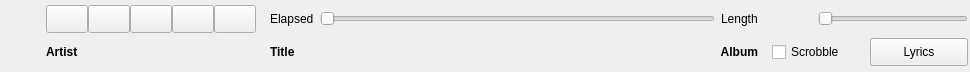
Above: ui/controlpanel.ui from ChaoticConundrum/qmpdclient before the change. Below: the same form after it.
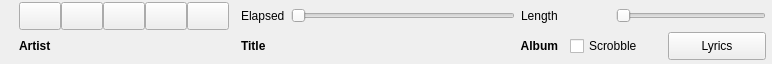
That is the form after the change. Icons and pictures are not drawn. Custom widgets are drawn as their Qt base class.

Commit message: Make the art height dynamic

```diff
--- a/ui/controlpanel.ui
+++ b/ui/controlpanel.ui
@@ -6,32 +6,292 @@
    <rect>
     <x>0</x>
     <y>0</y>
-    <width>970</width>
-    <height>72</height>
+    <width>772</width>
+    <height>64</height>
    </rect>
   </property>
   <property name="windowTitle">
    <string/>
   </property>
-  <layout class="QGridLayout" name="gridLayout">
+  <layout class="QHBoxLayout" name="horizontalLayout_6">
    <property name="leftMargin">
-    <number>2</number>
+    <number>6</number>
    </property>
    <property name="topMargin">
-    <number>2</number>
+    <number>0</number>
    </property>
    <property name="rightMargin">
-    <number>2</number>
+    <number>6</number>
    </property>
    <property name="bottomMargin">
-    <number>2</number>
+    <number>0</number>
+   </property>
+   <item>
+    <widget class="QWidget" name="coverArtContainer" native="true">
+     <property name="sizePolicy">
+      <sizepolicy hsizetype="Fixed" vsizetype="Fixed">
+       <horstretch>0</horstretch>
+       <verstretch>0</verstretch>
+      </sizepolicy>
+     </property>
+     <layout class="QHBoxLayout" name="horizontalLayout_7">
+      <property name="leftMargin">
+       <number>0</number>
+      </property>
+      <property name="topMargin">
+       <number>0</number>
+      </property>
+      <property name="rightMargin">
+       <number>0</number>
+      </property>
+      <property name="bottomMargin">
+       <number>0</number>
+      </property>
+      <item>
+       <widget class="ClickableLabel" name="coverArtButton">
+        <property name="sizePolicy">
+         <sizepolicy hsizetype="Fixed" vsizetype="Fixed">
+          <horstretch>0</horstretch>
+          <verstretch>0</verstretch>
+         </sizepolicy>
+        </property>
+        <property name="cursor">
+         <cursorShape>PointingHandCursor</cursorShape>
+        </property>
+        <property name="text">
+         <string/>
+        </property>
+        <property name="scaledContents">
+         <bool>true</bool>
+        </property>
+       </widget>
+      </item>
+     </layout>
+    </widget>
+   </item>
+   <item>
+    <widget class="QWidget" name="ControlLayout" native="true">
+     <property name="sizePolicy">
+      <sizepolicy hsizetype="Expanding" vsizetype="Expanding">
+       <horstretch>0</horstretch>
+       <verstretch>0</verstretch>
+      </sizepolicy>
+     </property>
+     <layout class="QGridLayout" name="gridLayout_2">
+      <property name="leftMargin">
+       <number>0</number>
+      </property>
+      <property name="topMargin">
+       <number>0</number>
+      </property>
+      <property name="rightMargin">
+       <number>0</number>
+      </property>
+      <property name="bottomMargin">
+       <number>0</number>
    </property>
    <property name="horizontalSpacing">
-    <number>4</number>
+       <number>12</number>
    </property>
    <property name="verticalSpacing">
-    <number>2</number>
-   </property>
+       <number>0</number>
+      </property>
+      <item row="1" column="5">
+       <layout class="QHBoxLayout" name="horizontalLayout_2">
+        <item>
+         <widget class="QCheckBox" name="scrobbleCheckBox">
+          <property name="text">
+           <string>Scrobble</string>
+          </property>
+         </widget>
+        </item>
+        <item>
+         <widget class="QPushButton" name="lyricsButton">
+          <property name="maximumSize">
+           <size>
+            <width>16777215</width>
+            <height>28</height>
+           </size>
+          </property>
+          <property name="text">
+           <string>Lyrics</string>
+          </property>
+         </widget>
+        </item>
+       </layout>
+      </item>
+      <item row="0" column="5">
+       <layout class="QHBoxLayout" name="horizontalLayout_4">
+        <property name="spacing">
+         <number>6</number>
+        </property>
+        <property name="leftMargin">
+         <number>0</number>
+        </property>
+        <property name="topMargin">
+         <number>0</number>
+        </property>
+        <property name="rightMargin">
+         <number>0</number>
+        </property>
+        <property name="bottomMargin">
+         <number>0</number>
+        </property>
+        <item>
+         <widget class="QPushButton" name="volumeLabel">
+          <property name="enabled">
+           <bool>false</bool>
+          </property>
+          <property name="icon">
+           <iconset theme="player-volume">
+            <normaloff>.</normaloff>.</iconset>
+          </property>
+          <property name="flat">
+           <bool>true</bool>
+          </property>
+         </widget>
+        </item>
+        <item>
+         <widget class="QSlider" name="volumeSlider">
+          <property name="sizePolicy">
+           <sizepolicy hsizetype="Fixed" vsizetype="Fixed">
+            <horstretch>0</horstretch>
+            <verstretch>0</verstretch>
+           </sizepolicy>
+          </property>
+          <property name="minimumSize">
+           <size>
+            <width>150</width>
+            <height>0</height>
+           </size>
+          </property>
+          <property name="maximumSize">
+           <size>
+            <width>150</width>
+            <height>16777215</height>
+           </size>
+          </property>
+          <property name="maximum">
+           <number>100</number>
+          </property>
+          <property name="orientation">
+           <enum>Qt::Horizontal</enum>
+          </property>
+         </widget>
+        </item>
+       </layout>
+      </item>
+      <item row="1" column="4">
+       <layout class="QHBoxLayout" name="horizontalLayout_5">
+        <item>
+         <widget class="QLabel" name="titleLabel">
+          <property name="sizePolicy">
+           <sizepolicy hsizetype="MinimumExpanding" vsizetype="Preferred">
+            <horstretch>0</horstretch>
+            <verstretch>0</verstretch>
+           </sizepolicy>
+          </property>
+          <property name="text">
+           <string>&lt;b&gt;Title&lt;/b&gt;</string>
+          </property>
+          <property name="textFormat">
+           <enum>Qt::RichText</enum>
+          </property>
+          <property name="alignment">
+           <set>Qt::AlignLeading|Qt::AlignLeft|Qt::AlignVCenter</set>
+          </property>
+         </widget>
+        </item>
+        <item>
+         <widget class="QLabel" name="albumLabel">
+          <property name="sizePolicy">
+           <sizepolicy hsizetype="MinimumExpanding" vsizetype="Preferred">
+            <horstretch>0</horstretch>
+            <verstretch>0</verstretch>
+           </sizepolicy>
+          </property>
+          <property name="text">
+           <string>&lt;b&gt;Album&lt;/b&gt;</string>
+          </property>
+          <property name="textFormat">
+           <enum>Qt::RichText</enum>
+          </property>
+          <property name="alignment">
+           <set>Qt::AlignRight|Qt::AlignTrailing|Qt::AlignVCenter</set>
+          </property>
+         </widget>
+        </item>
+       </layout>
+      </item>
+      <item row="0" column="4">
+       <layout class="QVBoxLayout" name="verticalLayout">
+        <item>
+         <layout class="QHBoxLayout" name="horizontalLayout_3">
+          <property name="spacing">
+           <number>6</number>
+          </property>
+          <property name="leftMargin">
+           <number>0</number>
+          </property>
+          <property name="topMargin">
+           <number>0</number>
+          </property>
+          <property name="rightMargin">
+           <number>0</number>
+          </property>
+          <property name="bottomMargin">
+           <number>0</number>
+          </property>
+          <item>
+           <widget class="TimeLabel" name="elapsedLabel">
+            <property name="sizePolicy">
+             <sizepolicy hsizetype="Minimum" vsizetype="Minimum">
+              <horstretch>0</horstretch>
+              <verstretch>0</verstretch>
+             </sizepolicy>
+            </property>
+            <property name="text">
+             <string>Elapsed</string>
+            </property>
+           </widget>
+          </item>
+          <item>
+           <widget class="TimeSlider" name="timeSlider">
+            <property name="orientation">
+             <enum>Qt::Horizontal</enum>
+            </property>
+           </widget>
+          </item>
+          <item>
+           <widget class="TotalTimeLabel" name="totalLabel">
+            <property name="sizePolicy">
+             <sizepolicy hsizetype="Minimum" vsizetype="Minimum">
+              <horstretch>0</horstretch>
+              <verstretch>0</verstretch>
+             </sizepolicy>
+            </property>
+            <property name="text">
+             <string>Length</string>
+            </property>
+           </widget>
+          </item>
+         </layout>
+        </item>
+       </layout>
+      </item>
+      <item row="1" column="3">
+       <widget class="QLabel" name="artistLabel">
+        <property name="text">
+         <string>&lt;b&gt;Artist&lt;/b&gt;</string>
+        </property>
+        <property name="textFormat">
+         <enum>Qt::RichText</enum>
+        </property>
+        <property name="alignment">
+         <set>Qt::AlignLeading|Qt::AlignLeft|Qt::AlignVCenter</set>
+        </property>
+       </widget>
+      </item>
    <item row="0" column="3">
     <layout class="QHBoxLayout" name="horizontalLayout">
      <property name="spacing">
@@ -151,270 +411,8 @@
      </item>
     </layout>
    </item>
-   <item row="1" column="3">
-    <widget class="QLabel" name="artistLabel">
-     <property name="text">
-      <string>&lt;b&gt;Artist&lt;/b&gt;</string>
-     </property>
-     <property name="textFormat">
-      <enum>Qt::RichText</enum>
-     </property>
-     <property name="alignment">
-      <set>Qt::AlignLeading|Qt::AlignLeft|Qt::AlignVCenter</set>
-     </property>
-    </widget>
-   </item>
-   <item row="0" column="7">
-    <layout class="QVBoxLayout" name="verticalLayout_2">
-     <item>
-      <layout class="QHBoxLayout" name="horizontalLayout_4">
-       <property name="spacing">
-        <number>6</number>
-       </property>
-       <property name="leftMargin">
-        <number>0</number>
-       </property>
-       <property name="topMargin">
-        <number>0</number>
-       </property>
-       <property name="rightMargin">
-        <number>0</number>
-       </property>
-       <property name="bottomMargin">
-        <number>0</number>
-       </property>
-       <item>
-        <widget class="QPushButton" name="volumeLabel">
-         <property name="enabled">
-          <bool>false</bool>
-         </property>
-         <property name="icon">
-          <iconset theme="player-volume">
-           <normaloff>.</normaloff>.</iconset>
-         </property>
-         <property name="flat">
-          <bool>true</bool>
-         </property>
-        </widget>
-       </item>
-       <item>
-        <widget class="QSlider" name="volumeSlider">
-         <property name="sizePolicy">
-          <sizepolicy hsizetype="Fixed" vsizetype="Fixed">
-           <horstretch>0</horstretch>
-           <verstretch>0</verstretch>
-          </sizepolicy>
-         </property>
-         <property name="minimumSize">
-          <size>
-           <width>150</width>
-           <height>0</height>
-          </size>
-         </property>
-         <property name="maximumSize">
-          <size>
-           <width>150</width>
-           <height>16777215</height>
-          </size>
-         </property>
-         <property name="maximum">
-          <number>100</number>
-         </property>
-         <property name="orientation">
-          <enum>Qt::Horizontal</enum>
-         </property>
-        </widget>
-       </item>
-      </layout>
-     </item>
-    </layout>
-   </item>
-   <item row="0" column="5">
-    <layout class="QHBoxLayout" name="horizontalLayout_6">
-     <item>
-      <layout class="QVBoxLayout" name="verticalLayout">
-       <item>
-        <layout class="QHBoxLayout" name="horizontalLayout_3">
-         <property name="spacing">
-          <number>6</number>
-         </property>
-         <property name="leftMargin">
-          <number>0</number>
-         </property>
-         <property name="topMargin">
-          <number>0</number>
-         </property>
-         <property name="rightMargin">
-          <number>0</number>
-         </property>
-         <property name="bottomMargin">
-          <number>0</number>
-         </property>
-         <item>
-          <widget class="TimeLabel" name="elapsedLabel">
-           <property name="sizePolicy">
-            <sizepolicy hsizetype="Minimum" vsizetype="Minimum">
-             <horstretch>0</horstretch>
-             <verstretch>0</verstretch>
-            </sizepolicy>
-           </property>
-           <property name="text">
-            <string>Elapsed</string>
-           </property>
-          </widget>
-         </item>
-         <item>
-          <widget class="TimeSlider" name="timeSlider">
-           <property name="orientation">
-            <enum>Qt::Horizontal</enum>
-           </property>
-          </widget>
-         </item>
-         <item>
-          <layout class="QVBoxLayout" name="verticalLayout_3"/>
-         </item>
-         <item>
-          <widget class="TotalTimeLabel" name="totalLabel">
-           <property name="sizePolicy">
-            <sizepolicy hsizetype="Minimum" vsizetype="Minimum">
-             <horstretch>0</horstretch>
-             <verstretch>0</verstretch>
-            </sizepolicy>
-           </property>
-           <property name="text">
-            <string>Length</string>
-           </property>
-          </widget>
-         </item>
-        </layout>
-       </item>
-      </layout>
-     </item>
-    </layout>
-   </item>
-   <item row="1" column="4">
-    <spacer name="horizontalSpacer_2">
-     <property name="orientation">
-      <enum>Qt::Horizontal</enum>
-     </property>
-     <property name="sizeType">
-      <enum>QSizePolicy::Fixed</enum>
-     </property>
-     <property name="sizeHint" stdset="0">
-      <size>
-       <width>10</width>
-       <height>0</height>
-      </size>
-     </property>
-    </spacer>
-   </item>
-   <item row="1" column="5">
-    <layout class="QHBoxLayout" name="horizontalLayout_5">
-     <item>
-      <widget class="QLabel" name="titleLabel">
-       <property name="sizePolicy">
-        <sizepolicy hsizetype="MinimumExpanding" vsizetype="Preferred">
-         <horstretch>0</horstretch>
-         <verstretch>0</verstretch>
-        </sizepolicy>
-       </property>
-       <property name="text">
-        <string>&lt;b&gt;Title&lt;/b&gt;</string>
-       </property>
-       <property name="textFormat">
-        <enum>Qt::RichText</enum>
-       </property>
-       <property name="alignment">
-        <set>Qt::AlignLeading|Qt::AlignLeft|Qt::AlignVCenter</set>
-       </property>
-      </widget>
-     </item>
-     <item>
-      <widget class="QLabel" name="albumLabel">
-       <property name="sizePolicy">
-        <sizepolicy hsizetype="MinimumExpanding" vsizetype="Preferred">
-         <horstretch>0</horstretch>
-         <verstretch>0</verstretch>
-        </sizepolicy>
-       </property>
-       <property name="text">
-        <string>&lt;b&gt;Album&lt;/b&gt;</string>
-       </property>
-       <property name="textFormat">
-        <enum>Qt::RichText</enum>
-       </property>
-       <property name="alignment">
-        <set>Qt::AlignRight|Qt::AlignTrailing|Qt::AlignVCenter</set>
-       </property>
-      </widget>
-     </item>
-    </layout>
-   </item>
-   <item row="0" column="6">
-    <spacer name="horizontalSpacer">
-     <property name="orientation">
-      <enum>Qt::Horizontal</enum>
-     </property>
-     <property name="sizeType">
-      <enum>QSizePolicy::Fixed</enum>
-     </property>
-     <property name="sizeHint" stdset="0">
-      <size>
-       <width>10</width>
-       <height>0</height>
-      </size>
-     </property>
-    </spacer>
-   </item>
-   <item row="0" column="2" rowspan="2">
-    <widget class="QPushButton" name="coverArtButton">
-     <property name="sizePolicy">
-      <sizepolicy hsizetype="Preferred" vsizetype="Preferred">
-       <horstretch>0</horstretch>
-       <verstretch>0</verstretch>
-      </sizepolicy>
-     </property>
-     <property name="icon">
-      <iconset theme="media-album-cover">
-       <normaloff>.</normaloff>.</iconset>
-     </property>
-     <property name="iconSize">
-      <size>
-       <width>50</width>
-       <height>50</height>
-      </size>
-     </property>
-     <property name="shortcut">
-      <string/>
-     </property>
-     <property name="flat">
-      <bool>true</bool>
-     </property>
-    </widget>
-   </item>
-   <item row="1" column="7">
-    <layout class="QHBoxLayout" name="horizontalLayout_2">
-     <item>
-      <widget class="QCheckBox" name="scrobbleCheckBox">
-       <property name="text">
-        <string>Scrobble</string>
-       </property>
-      </widget>
-     </item>
-     <item>
-      <widget class="QPushButton" name="lyricsButton">
-       <property name="maximumSize">
-        <size>
-         <width>16777215</width>
-         <height>28</height>
-        </size>
-       </property>
-       <property name="text">
-        <string>Lyrics</string>
-       </property>
-      </widget>
-     </item>
-    </layout>
+     </layout>
+    </widget>
    </item>
   </layout>
  </widget>
@@ -434,6 +432,11 @@
    <extends>QLabel</extends>
    <header>timelabel.h</header>
   </customwidget>
+  <customwidget>
+   <class>ClickableLabel</class>
+   <extends>QLabel</extends>
+   <header>clickablelabel.h</header>
+  </customwidget>
  </customwidgets>
  <tabstops>
   <tabstop>prevButton</tabstop>
```
Lines whose indentation alone changed are shown as unchanged. The commit also changes 1 other file.
